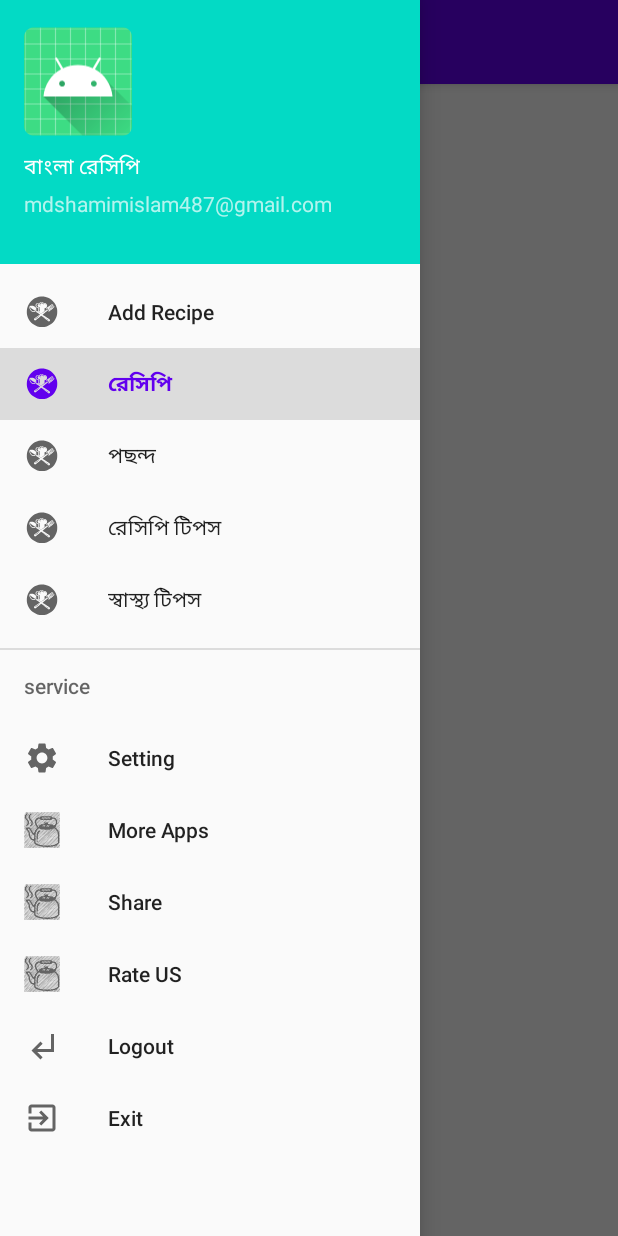
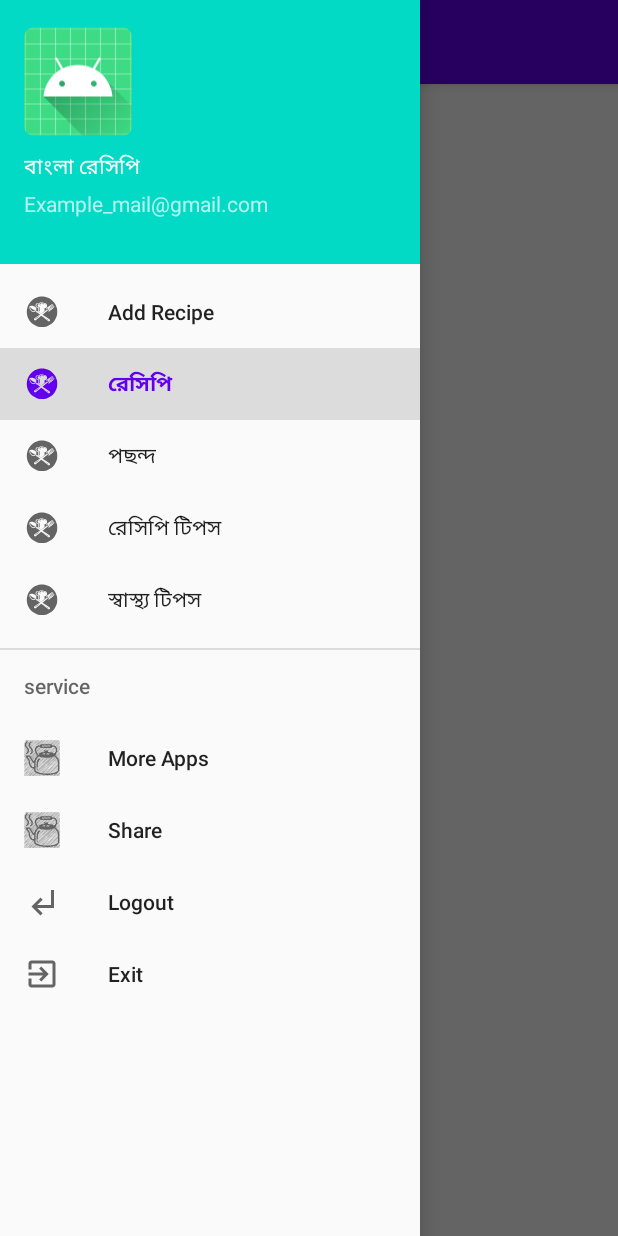
Before and after one commit to mdshamimislam7224/Recipe_App, an Android app: the MainActivity screen opened directly, with no data from a screen before it, with the side drawer open, on a phone screen of 412 x 824 dp. Run offline under Robolectric (Android 15) with nearby library versions, the phone set to English and light mode, and no system bars.

```diff
--- a/app/src/main/java/com/shamim/recipeapps/RV_Adapter_2nd.java
+++ b/app/src/main/java/com/shamim/recipeapps/RV_Adapter_2nd.java
@@ -1,5 +1,6 @@
 package com.shamim.recipeapps;
 
+import android.annotation.SuppressLint;
 import android.content.Context;
 import android.content.Intent;
 import android.util.Log;
@@ -37,7 +38,7 @@ public class RV_Adapter_2nd extends RecyclerView.Adapter<RV_Adapter_2nd.RVViewHo
     }
 
     @Override
-    public void onBindViewHolder(@NonNull final RVViewHolderclass holder, final int position) {
+    public void onBindViewHolder(@NonNull final RVViewHolderclass holder, @SuppressLint("RecyclerView") final int position) {
         final Model_Class_Food_Item objectModel_class = model_classArrayList.get(position);
         holder.secondrecycleviewtext.setText(objectModel_class.getImagename());
 
--- a/app/src/main/res/layout/drawerlayout_head.xml
+++ b/app/src/main/res/layout/drawerlayout_head.xml
@@ -30,6 +30,6 @@
         android:layout_weight="0.7"
         android:layout_width="wrap_content"
         android:layout_height="0dp"
-        android:text="mdshamimislam487@gmail.com" />
+        android:text="Example_mail@gmail.com" />
 
 </LinearLayout>
--- a/app/src/main/res/menu/drawer_layout.xml
+++ b/app/src/main/res/menu/drawer_layout.xml
@@ -29,10 +29,7 @@
         <item android:title="service">
             <menu>
 
-                <item
-                    android:id="@+id/setting"
-                    android:icon="@drawable/setting"
-                    android:title="Setting" />
+
 
                 <item
                     android:id="@+id/moreApps"
@@ -44,10 +41,7 @@
                     android:icon="@drawable/ic_tea"
                     android:title="Share" />
 
-                <item
-                    android:id="@+id/rate"
-                    android:icon="@drawable/ic_tea"
-                    android:title="Rate US" />
+
 
                 <item
                     android:id="@+id/logout"
--- a/app/src/main/res/menu/navigation_menu.xml
+++ b/app/src/main/res/menu/navigation_menu.xml
@@ -6,7 +6,7 @@
         android:title="Previous"
         android:icon="@drawable/ic_right"
         />
-    <item android:id="@+id/home"
+    <item android:id="@+id/home1"
         android:title="Home"
         android:icon="@drawable/ic_tea"/>
 
```
Also changed, not shown: app/src/main/java/com/shamim/recipeapps/Change_Button_navigation.java (+7 -5 lines), app/src/main/java/com/shamim/recipeapps/DatabaseHelper_Food_Item.java (+2 -10 lines), app/src/main/java/com/shamim/recipeapps/Login_Register.java (+2 -6 lines), app/src/main/java/com/shamim/recipeapps/MainActivity.java (+24 -13 lines), app/src/main/java/com/shamim/recipeapps/Model_Class_Food_Item.java (+7 -0 lines).
